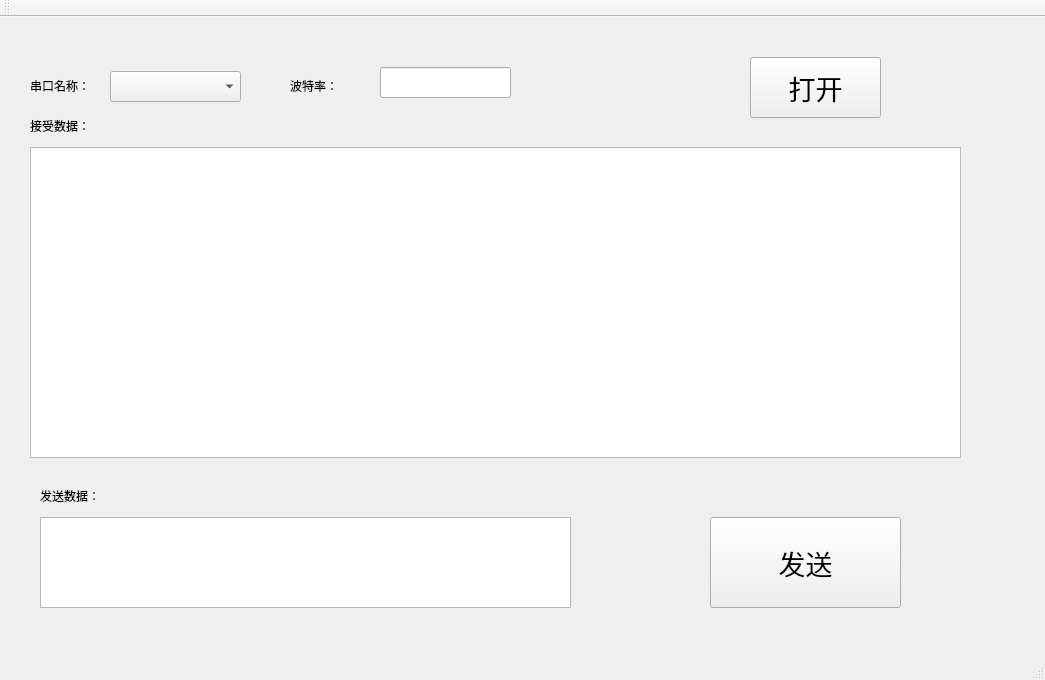
First picture: the form in mainwindow.ui, repository yangshuo0619/serial_port_tools, before the edit.
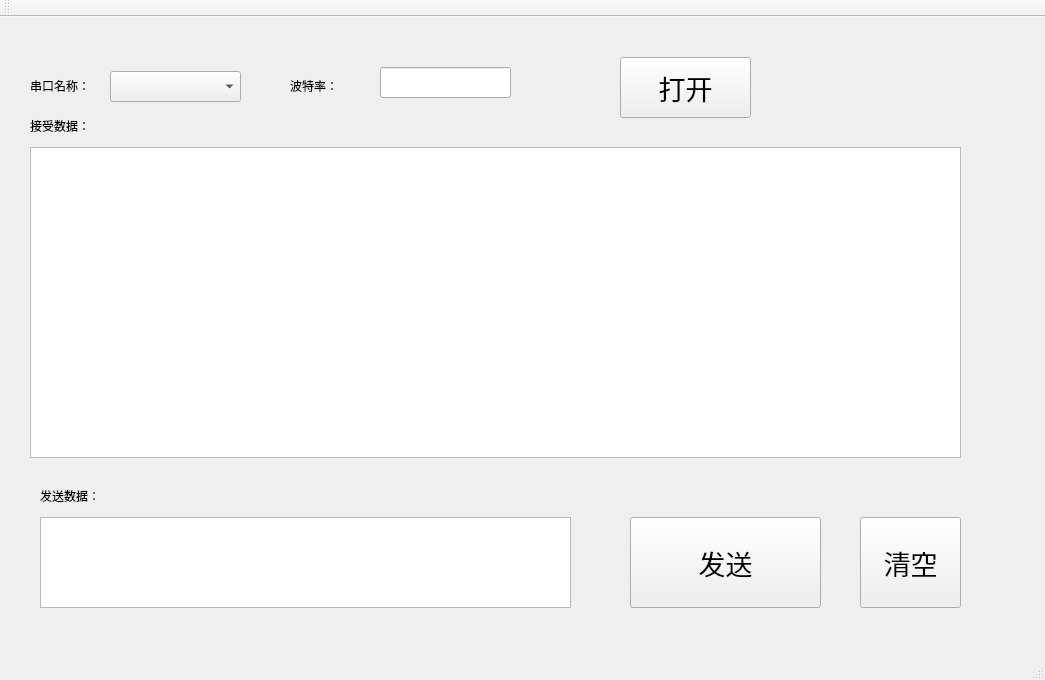
Second picture: the form after the edit.

Patch:
```diff
--- a/mainwindow.ui
+++ b/mainwindow.ui
@@ -43,7 +43,7 @@
    <widget class="QPushButton" name="btnOpenSerialPort">
     <property name="geometry">
      <rect>
-      <x>750</x>
+      <x>620</x>
       <y>40</y>
       <width>131</width>
       <height>61</height>
@@ -97,7 +97,7 @@
    <widget class="QPushButton" name="btnWriteData">
     <property name="geometry">
      <rect>
-      <x>710</x>
+      <x>630</x>
       <y>500</y>
       <width>191</width>
       <height>91</height>
@@ -148,6 +148,24 @@
      </rect>
     </property>
    </widget>
+   <widget class="QPushButton" name="btnClearReadData">
+    <property name="geometry">
+     <rect>
+      <x>860</x>
+      <y>500</y>
+      <width>101</width>
+      <height>91</height>
+     </rect>
+    </property>
+    <property name="font">
+     <font>
+      <pointsize>20</pointsize>
+     </font>
+    </property>
+    <property name="text">
+     <string>清空</string>
+    </property>
+   </widget>
   </widget>
   <widget class="QMenuBar" name="menuBar">
    <property name="geometry">
```
